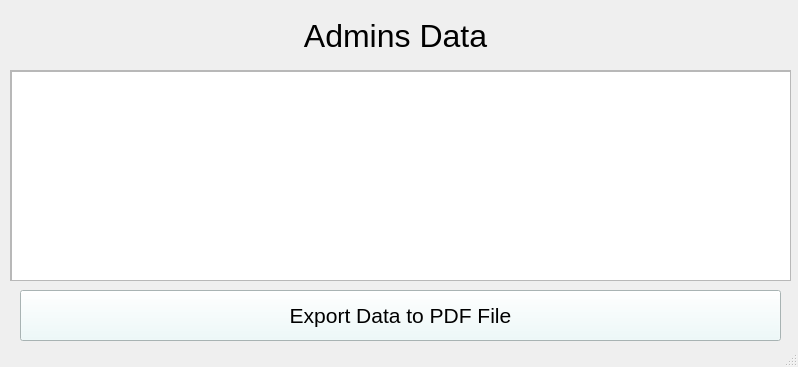
Above: GUIui/adminsData.ui from yahalomit/Drugs-Matching-Project before the change. Below: the same form after it.
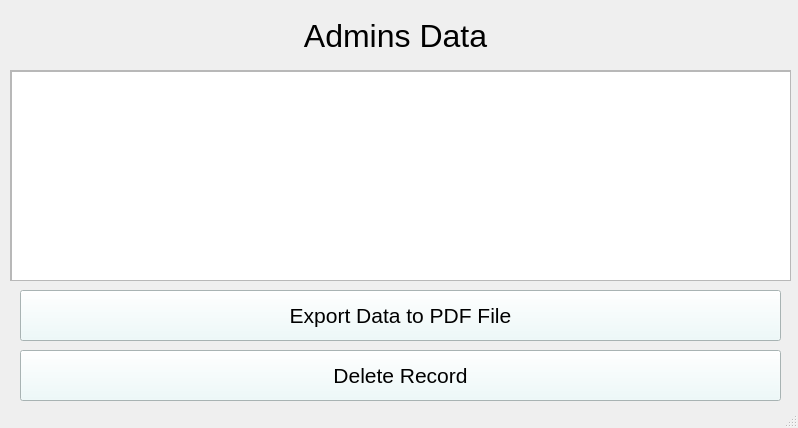
That is the form after the change.

Commit message:
create delete btn&functions
creating delete button and its function in order to give the admin the ability to mage data from DB

Diff of the .ui file:
```diff
--- a/GUIui/adminsData.ui
+++ b/GUIui/adminsData.ui
@@ -7,7 +7,7 @@
     <x>0</x>
     <y>0</y>
     <width>798</width>
-    <height>367</height>
+    <height>428</height>
    </rect>
   </property>
   <property name="windowTitle">
@@ -89,6 +89,27 @@
      <string>Export Data to PDF File</string>
     </property>
    </widget>
+   <widget class="QPushButton" name="deleteBtn">
+    <property name="geometry">
+     <rect>
+      <x>20</x>
+      <y>350</y>
+      <width>761</width>
+      <height>51</height>
+     </rect>
+    </property>
+    <property name="font">
+     <font>
+      <pointsize>16</pointsize>
+     </font>
+    </property>
+    <property name="styleSheet">
+     <string notr="true">background-color: rgb(235, 250, 250);</string>
+    </property>
+    <property name="text">
+     <string>Delete Record</string>
+    </property>
+   </widget>
   </widget>
   <widget class="QStatusBar" name="statusbar"/>
  </widget>
```
The commit also changes 16 other files.
